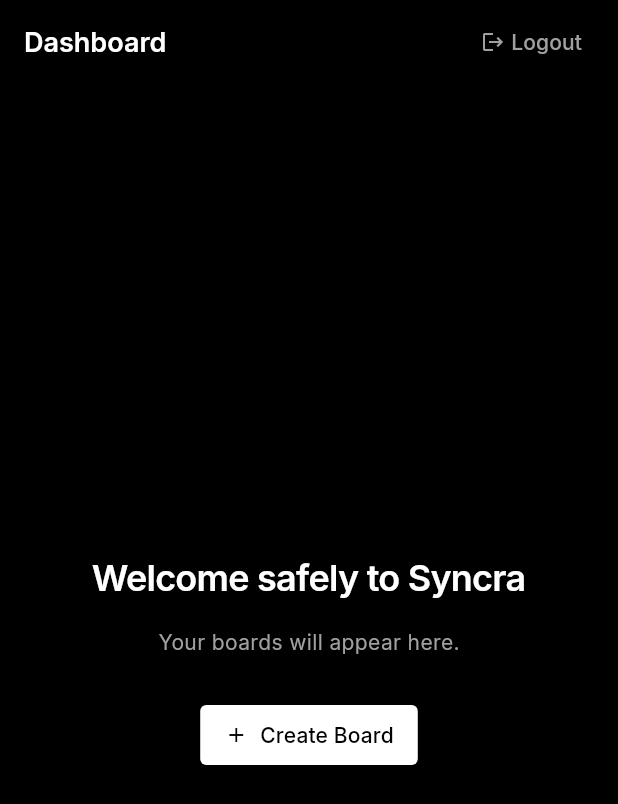
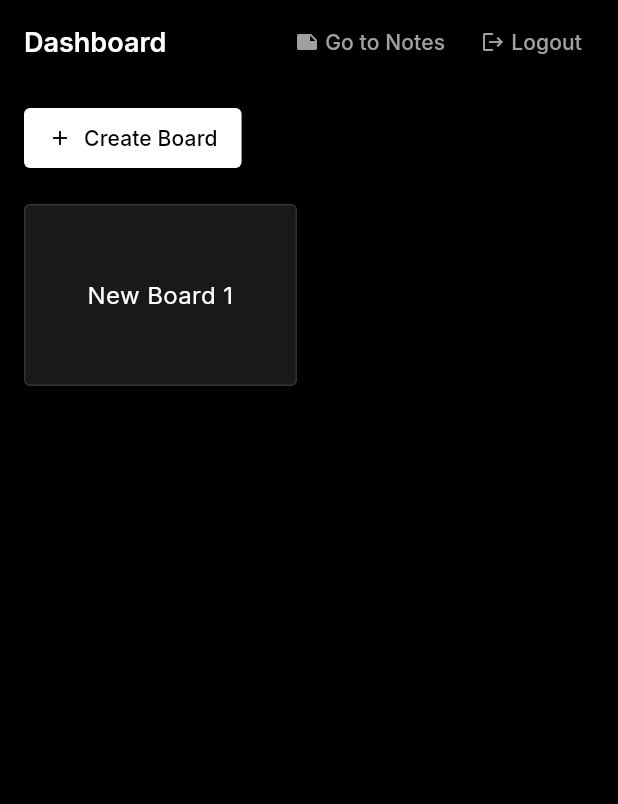
Before and after one commit to Infuuu/syncra, a Flutter app: the DashboardScreen screen opened by its route, after a tap on "Create Board", on a phone screen of 412 x 824 dp. Shown: the top 804 px of the screen. Run offline on Flutter 3.47's test engine with Material 3 defaults, Android fonts, the phone set to English and light mode, and no system bars; our stand-ins replace flutter_riverpod, go_router, google_fonts; missing offline and left inert: flutter_quill.

Commit message:
feat: implement rich text note editor with flutter_quill and notion-style dark mode dock

```diff
--- a/flutter_app/lib/core/routing/app_router.dart
+++ b/flutter_app/lib/core/routing/app_router.dart
@@ -4,23 +4,27 @@
 import '../../features/auth/presentation/login_screen.dart';
 import '../../features/auth/presentation/register_screen.dart';
 import '../../features/boards/presentation/dashboard_screen.dart';
+import '../../features/notes/presentation/notes_screen.dart';
+import '../../features/notes/presentation/note_editor_screen.dart';
 
 /// Riverpod provider for GoRouter
 final routerProvider = Provider<GoRouter>((ref) {
   return GoRouter(
     initialLocation: '/login', // TODO: Dynamically set based on Auth state
     routes: [
-      GoRoute(
-        path: '/login',
-        builder: (context, state) => const LoginScreen(),
-      ),
+      GoRoute(path: '/login', builder: (context, state) => const LoginScreen()),
       GoRoute(
         path: '/register',
         builder: (context, state) => const RegisterScreen(),
       ),
+      GoRoute(path: '/', builder: (context, state) => const DashboardScreen()),
+      GoRoute(path: '/notes', builder: (context, state) => const NotesScreen()),
       GoRoute(
-        path: '/',
-        builder: (context, state) => const DashboardScreen(),
+        path: '/notes/new',
+        builder: (context, state) {
+          final initialJson = state.extra as String?;
+          return NoteEditorScreen(initialJson: initialJson);
+        },
       ),
     ],
   );
--- a/flutter_app/lib/features/boards/presentation/dashboard_screen.dart
+++ b/flutter_app/lib/features/boards/presentation/dashboard_screen.dart
@@ -3,8 +3,21 @@
 import 'package:syncra_frontend/ui_kit/components/buttons/app_buttons.dart';
 import 'package:syncra_frontend/ui_kit/theme/typography.dart';
 
-class DashboardScreen extends StatelessWidget {
+class DashboardScreen extends StatefulWidget {
   const DashboardScreen({super.key});
+
+  @override
+  State<DashboardScreen> createState() => _DashboardScreenState();
+}
+
+class _DashboardScreenState extends State<DashboardScreen> {
+  final List<String> _boards = [];
+
+  void _createBoard() {
+    setState(() {
+      _boards.add('New Board ${_boards.length + 1}');
+    });
+  }
 
   @override
   Widget build(BuildContext context) {
@@ -15,17 +28,31 @@
         actions: [
           Padding(
             padding: const EdgeInsets.only(right: 16.0),
-            child: GhostButton(
+            child: Row(
+              children: [
+                GhostButton(
+                  onPressed: () {
+                    context.go('/notes');
+                  },
+                  label: 'Go to Notes',
+                  icon: const Icon(Icons.note, size: 16),
+                ),
+                const SizedBox(width: 8),
+                GhostButton(
                   onPressed: () {
                     context.go('/login');
                   },
                   label: 'Logout',
                   icon: const Icon(Icons.logout, size: 16),
                 ),
-          )
               ],
             ),
-      body: Center(
+          ),
+        ],
+      ),
+      body:
+          _boards.isEmpty
+              ? Center(
                 child: Column(
                   mainAxisAlignment: MainAxisAlignment.center,
                   children: [
@@ -40,9 +67,48 @@
                     ),
                     const SizedBox(height: 32),
                     PrimaryButton(
-              onPressed: () {},
+                      onPressed: _createBoard,
                       label: 'Create Board',
                       icon: const Icon(Icons.add),
+                    ),
+                  ],
+                ),
+              )
+              : Padding(
+                padding: const EdgeInsets.all(16.0),
+                child: Column(
+                  crossAxisAlignment: CrossAxisAlignment.start,
+                  children: [
+                    PrimaryButton(
+                      onPressed: _createBoard,
+                      label: 'Create Board',
+                      icon: const Icon(Icons.add),
+                    ),
+                    const SizedBox(height: 24),
+                    Expanded(
+                      child: GridView.builder(
+                        gridDelegate:
+                            const SliverGridDelegateWithMaxCrossAxisExtent(
+                              maxCrossAxisExtent: 300,
+                              crossAxisSpacing: 16,
+                              mainAxisSpacing: 16,
+                              childAspectRatio: 1.5,
+                            ),
+                        itemCount: _boards.length,
+                        itemBuilder: (context, index) {
+                          return Card(
+                            child: Container(
+                              padding: const EdgeInsets.all(16),
+                              alignment: Alignment.center,
+                              child: Text(
+                                _boards[index],
+                                style: AppTypography.bodyLarge,
+                                textAlign: TextAlign.center,
+                              ),
+                            ),
+                          );
+                        },
+                      ),
                     ),
                   ],
                 ),
--- a/flutter_app/pubspec.yaml
+++ b/flutter_app/pubspec.yaml
@@ -14,6 +14,9 @@
   google_fonts: ^6.3.2
   dio: ^5.0.0
   go_router: ^14.0.0
+  flutter_quill: ^11.5.0
+  flutter_localizations:
+    sdk: flutter
 dev_dependencies:
   flutter_test:
     sdk: flutter
```
Also changed, not shown: flutter_app/lib/app.dart (+10 -0 lines), flutter_app/lib/features/notes/presentation/note_editor_screen.dart (added, +150 -0 lines), flutter_app/lib/features/notes/presentation/notes_screen.dart (added, +150 -0 lines), flutter_app/lib/ui_kit/theme/app_theme.dart (+33 -12 lines), flutter_app/pubspec.lock, 6 other files. Lines whose indentation alone changed are shown as unchanged.
